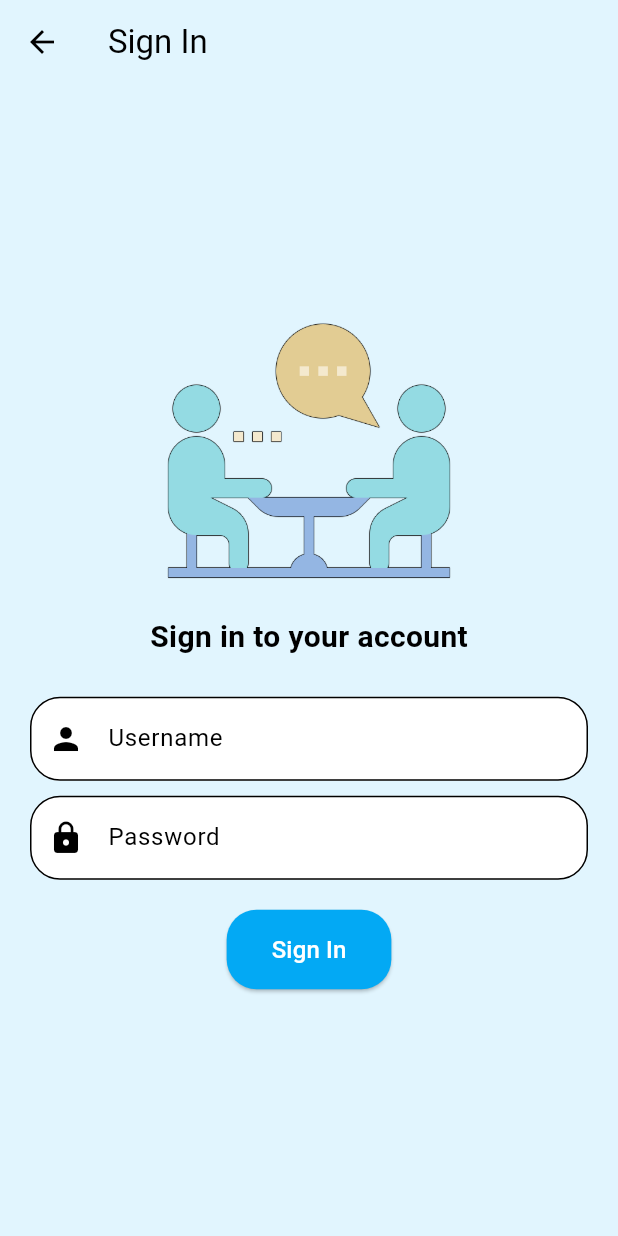
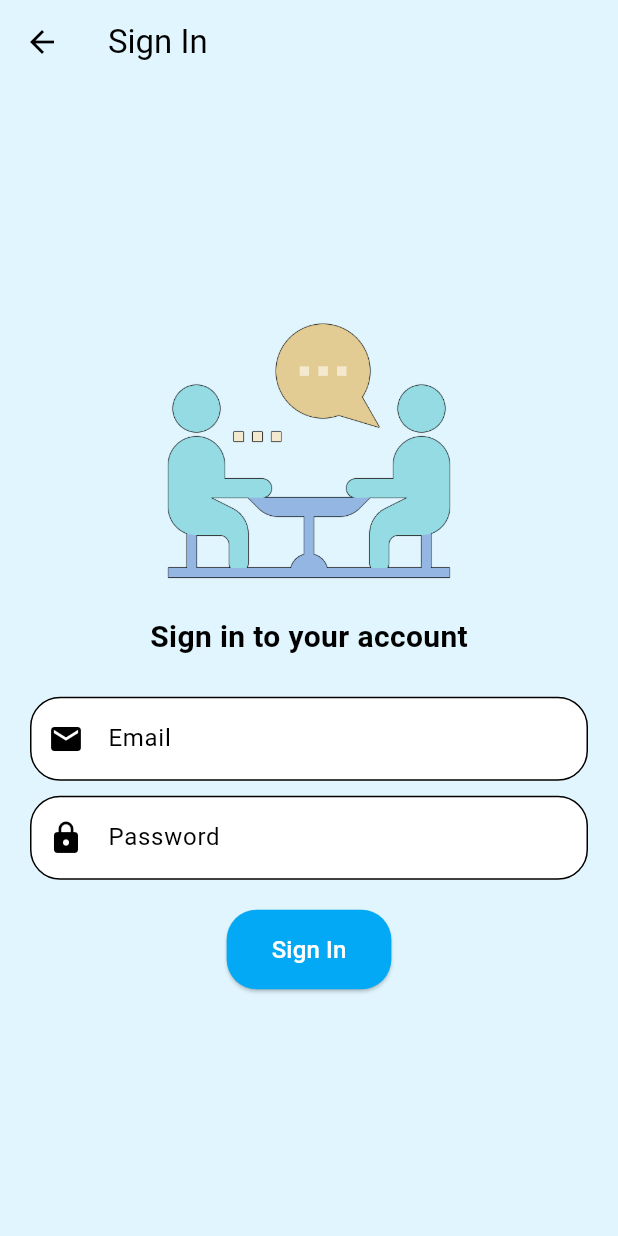
Before and after one commit to bpasic1/Counseling-Flutter-Project, a Flutter app: the AuthenticationScreen screen opened directly, on a phone screen of 412 x 824 dp. Run offline on Flutter 3.47's test engine with Material 3 defaults, Android fonts, the phone set to English and light mode, and no system bars; our stand-ins replace firebase_auth, firebase_core; accounts and stored records are empty.

Commit message:
Sign in functionality added, no redirection yet.

```diff
--- a/counseling_flutter_app/lib/widgets/login_info.dart
+++ b/counseling_flutter_app/lib/widgets/login_info.dart
@@ -1,19 +1,52 @@
+import 'package:flutter/material.dart';
+
 import 'package:counseling_flutter_app/screens/main_application_screen.dart';
-import 'package:flutter/material.dart';
+import 'package:firebase_auth/firebase_auth.dart';
+
+final _firebaseAuth = FirebaseAuth.instance;
 
 class LoginForm extends StatelessWidget {
   const LoginForm({super.key});
 
+  void _signInWithEmailAndPassword(
+      BuildContext context, String email, String password) async {
+    try {
+      final userCredentials = await _firebaseAuth.signInWithEmailAndPassword(
+        email: email,
+        password: password,
+      );
+
+      print(userCredentials);
+
+      /* Navigator.pushReplacement(
+        context,
+        MaterialPageRoute(
+          builder: (context) => const MainApplicationScreen(),
+        ),
+      ); */
+    } on FirebaseAuthException catch (error) {
+      ScaffoldMessenger.of(context).clearSnackBars();
+      ScaffoldMessenger.of(context).showSnackBar(SnackBar(
+        content: Text(error.message ?? 'Authentication failed.'),
+      ));
+    }
+  }
+
   @override
   Widget build(BuildContext context) {
+    String email = '';
+    String password = '';
+
     return Container(
       padding: const EdgeInsets.all(20),
       child: Column(
         children: [
           TextField(
+            keyboardType: TextInputType.emailAddress,
+            onChanged: (value) => email = value.trim(),
             decoration: InputDecoration(
-              labelText: 'Username',
-              prefixIcon: const Icon(Icons.person),
+              labelText: 'Email',
+              prefixIcon: const Icon(Icons.email),
               border: OutlineInputBorder(
                 borderRadius: BorderRadius.circular(20),
               ),
@@ -23,6 +56,7 @@ class LoginForm extends StatelessWidget {
           ),
           const SizedBox(height: 10),
           TextField(
+            onChanged: (value) => password = value,
             obscureText: true,
             decoration: InputDecoration(
               labelText: 'Password',
@@ -36,14 +70,8 @@ class LoginForm extends StatelessWidget {
           ),
           const SizedBox(height: 20),
           ElevatedButton(
-            onPressed: () {
-              Navigator.push(
-                context,
-                MaterialPageRoute(
-                  builder: (context) => const MainApplicationScreen(),
-                ),
-              );
-            },
+            onPressed: () =>
+                _signInWithEmailAndPassword(context, email, password),
             style: ElevatedButton.styleFrom(
               shape: RoundedRectangleBorder(
                 borderRadius: BorderRadius.circular(20),
--- a/counseling_flutter_app/lib/widgets/signup_info.dart
+++ b/counseling_flutter_app/lib/widgets/signup_info.dart
@@ -1,4 +1,5 @@
 import 'package:flutter/material.dart';
+
 import 'package:firebase_auth/firebase_auth.dart';
 
 final _firebase = FirebaseAuth.instance;
```
